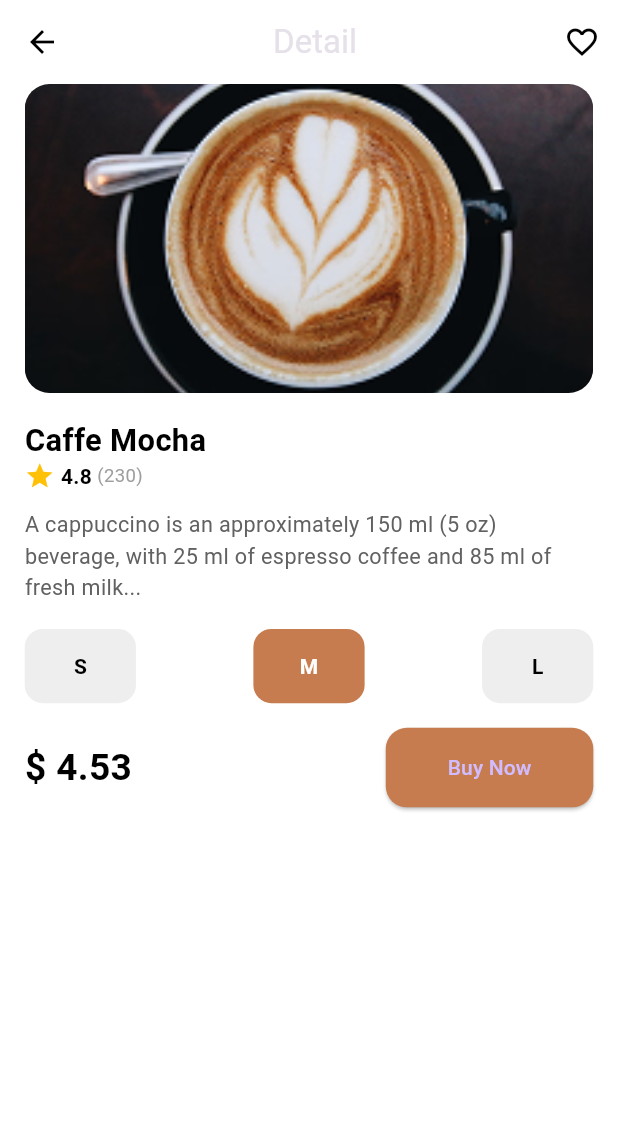
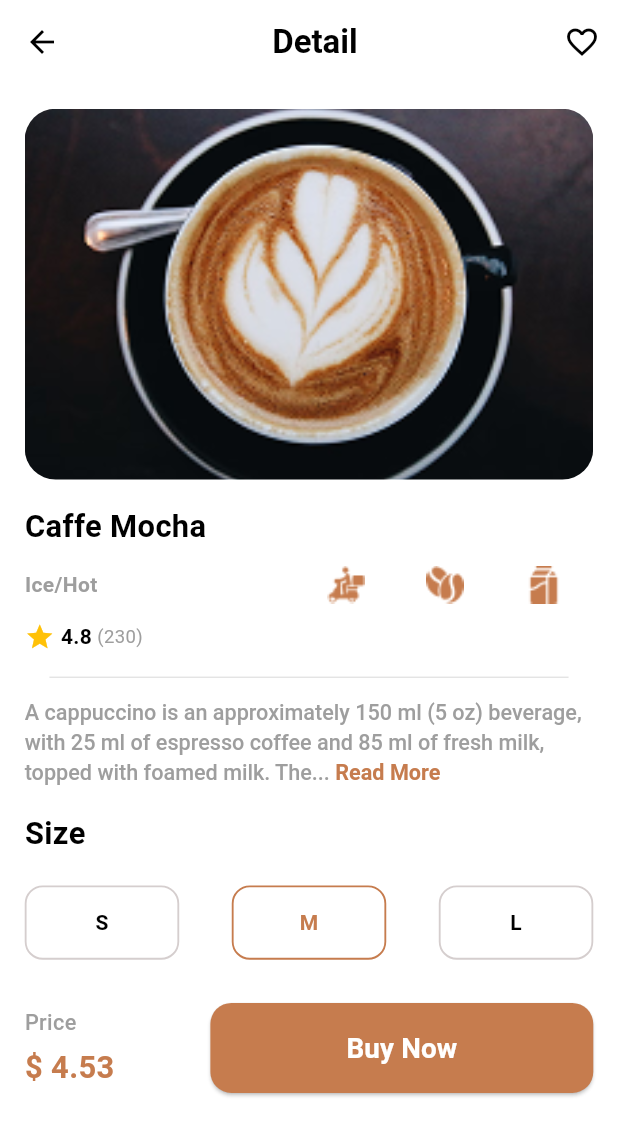
Before and after one commit to Elrmady09/caffeza, a Flutter app: the DetailPage screen opened by its route, on a phone screen of 412 x 824 dp. Shown: the top 1136 px of the screen. Run offline on Flutter 3.47's test engine with Material 3 defaults, Android fonts, the phone set to English and light mode, and no system bars.

Commit message:
Edit Detail Page

```diff
--- a/lib/core/constants/app_icons.dart
+++ b/lib/core/constants/app_icons.dart
@@ -1,4 +1,7 @@
 class AppIcons {
   static const String filet = 'assets/images/icons/filet.png';
+  static const String fastDelivery = 'assets/images/icons/Fast Delivery.png';
+  static const String qualityBean = 'assets/images/icons/Quality Bean.png';
+  static const String extraMilk = 'assets/images/icons/Extra Milk.png';
 
 }
--- a/lib/features/product_detail/presentation/product_detail_page.dart
+++ b/lib/features/product_detail/presentation/product_detail_page.dart
@@ -7,6 +7,7 @@ import '../widgets/detail_image.dart';
 import '../widgets/detail_price_button.dart';
 import '../widgets/detail_size_selector.dart';
 import '../widgets/detail_title_section.dart';
+import '../widgets/divider_container.dart';
 
 class DetailPage extends StatelessWidget {
   const DetailPage({super.key});
@@ -22,7 +23,14 @@ class DetailPage extends StatelessWidget {
           backgroundColor: Colors.transparent,
           elevation: 0,
           leading: const BackButton(color: Colors.black),
-          title: Center(child: GeneralText(text: 'Detail')),
+          title: Center(
+              child: GeneralText(
+                text: 'Detail',
+                fontWeight: FontWeight.w700,
+                color: Colors.black,
+
+              ),
+          ),
           actions: [
             IconButton(
               icon: const Icon(Icons.favorite_border, color: Colors.black),
@@ -31,18 +39,20 @@ class DetailPage extends StatelessWidget {
           ],
         ),
         body: SingleChildScrollView(
-          padding: EdgeInsets.symmetric(horizontal: size.width * 0.04),
+          padding: EdgeInsets.symmetric(horizontal: size.width * 0.04,vertical: size.height * 0.02),
           child: Column(
             crossAxisAlignment: CrossAxisAlignment.start,
-            children: const [
+            children:  [
               DetailImage(),
               HeightSpace(space: 0.02),
               DetailTitleSection(),
+              HeightSpace(space: 0.02),
+              Divider_Container(),
               HeightSpace(space: 0.015),
               DetailDescription(),
               HeightSpace(space: 0.02),
               DetailSizeSelector(),
-              HeightSpace(space: 0.02),
+              HeightSpace(space: 0.035),
               DetailPriceButton(),
             ],
           ),
--- a/lib/features/product_detail/widgets/detail_description.dart
+++ b/lib/features/product_detail/widgets/detail_description.dart
@@ -1,18 +1,54 @@
+import 'package:caffeza/core/constants/app_colors.dart';
+import 'package:flutter/gestures.dart';
 import 'package:flutter/material.dart';
 import '../../../core/widgets/General Text.dart';
 
-class DetailDescription extends StatelessWidget {
+class DetailDescription extends StatefulWidget {
   const DetailDescription({super.key});
 
   @override
+  State<DetailDescription> createState() => _DetailDescriptionState();
+}
+
+class _DetailDescriptionState extends State<DetailDescription> {
+
+
+  bool _isExpanded = false;
+
+  final String fullText =
+      "A cappuccino is an approximately 150 ml (5 oz) beverage, with 25 ml of espresso coffee and 85 ml of fresh milk, topped with foamed milk. The texture and taste depend on the skill of the barista. The milk is steamed to create a thick foam, and the espresso adds a rich coffee flavor...";
+  @override
   Widget build(BuildContext context) {
     Size size = MediaQuery.of(context).size;
+    final textStyle = TextStyle(
+      fontSize: size.width * 0.035,
+      color: Colors.grey[500],
+      fontWeight: FontWeight.w500,
+      height: 1.4,
+    );
 
-    return GeneralText(
-      text:
-      "A cappuccino is an approximately 150 ml (5 oz) beverage, with 25 ml of espresso coffee and 85 ml of fresh milk...",
-      color: Colors.grey[700]!,
-      sizetext: size.width * 0.035,
+    return RichText(
+      text: TextSpan(
+        style: textStyle,
+        children: [
+          TextSpan(
+            text: _isExpanded ? fullText : '${fullText.substring(0, 140)}...',
+          ),
+          TextSpan(
+            text: _isExpanded ? ' Read Less' : ' Read More',
+            style: TextStyle(
+              color: AppColors.primary,
+              fontWeight: FontWeight.bold,
+            ),
+            recognizer: TapGestureRecognizer()
+              ..onTap = () {
+                setState(() {
+                  _isExpanded = !_isExpanded;
+                });
+              },
+          ),
+        ],
+      ),
     );
   }
 }
--- /dev/null
+++ b/lib/features/product_detail/widgets/detail_feature_icon.dart
@@ -0,0 +1,26 @@
+import 'package:flutter/material.dart';
+
+class DetailFeatureIcon extends StatelessWidget {
+  final String iconPath;
+
+  const DetailFeatureIcon({super.key, required this.iconPath});
+
+  @override
+  Widget build(BuildContext context) {
+    Size size = MediaQuery.of(context).size;
+
+    return Container(
+      margin: EdgeInsets.symmetric(horizontal: size.width * 0.02),
+      width: size.width * 0.12,
+      height: size.height * 0.06,
+      decoration: BoxDecoration(
+
+        borderRadius: BorderRadius.circular(size.width * 0.03),
+        image: DecorationImage(
+          scale: 0.8,
+          image: AssetImage(iconPath),
+        ),
+      ),
+    );
+  }
+}
--- a/lib/features/product_detail/widgets/detail_image.dart
+++ b/lib/features/product_detail/widgets/detail_image.dart
@@ -1,3 +1,4 @@
+import 'package:caffeza/core/constants/app_images.dart';
 import 'package:flutter/material.dart';
 
 class DetailImage extends StatelessWidget {
@@ -7,13 +8,16 @@ class DetailImage extends StatelessWidget {
   Widget build(BuildContext context) {
     Size size = MediaQuery.of(context).size;
 
-    return ClipRRect(
-      borderRadius: BorderRadius.circular(size.width * 0.04),
-      child: Image.asset(
-        "assets/images/home/Image card 1.png",
-        width: double.infinity,
-        height: size.height * 0.25,
-        fit: BoxFit.cover,
+    return Container(
+      width: size.width,
+      height: size.height * 0.3,
+      margin: EdgeInsets.symmetric(horizontal: size.width * 0.00),
+      decoration: BoxDecoration(
+        borderRadius: BorderRadius.circular(size.width * 0.05),
+        image: DecorationImage(
+            image: AssetImage(AppImages.Imagecard_1),
+          fit: BoxFit.cover,
+        ),
       ),
     );
   }
--- a/lib/features/product_detail/widgets/detail_price_button.dart
+++ b/lib/features/product_detail/widgets/detail_price_button.dart
@@ -12,11 +12,23 @@ class DetailPriceButton extends StatelessWidget {
     return Row(
       mainAxisAlignment: MainAxisAlignment.spaceBetween,
       children: [
-        GeneralText(
-          text: "\$ 4.53",
-          fontWeight: FontWeight.bold,
-          sizetext: size.width * 0.06,
-          color: AppColors.black,
+        Column(
+          crossAxisAlignment: CrossAxisAlignment.start,
+          children: [
+            GeneralText(
+              text: "Price",
+              fontWeight: FontWeight.w500,
+              sizetext: size.width * 0.035,
+              color: Colors.grey,
+            ),
+            GeneralText(
+              padding: EdgeInsets.only(top: size.height * 0.005),
+              text: "\$ 4.53",
+              fontWeight: FontWeight.bold,
+              sizetext: size.width * 0.05,
+              color: AppColors.primary,
+            ),
+          ],
         ),
         ElevatedButton(
           style: ElevatedButton.styleFrom(
@@ -26,11 +38,16 @@ class DetailPriceButton extends StatelessWidget {
             ),
             padding: EdgeInsets.symmetric(
               vertical: size.height * 0.02,
-              horizontal: size.width * 0.1,
+              horizontal: size.width * 0.22,
             ),
           ),
           onPressed: () {},
-          child: const Text("Buy Now"),
+          child: GeneralText(
+            text:  "Buy Now",
+            color: Colors.white,
+            fontWeight: FontWeight.w700,
+            sizetext: size.width * 0.045,
+          ),
         ),
       ],
     );
--- a/lib/features/product_detail/widgets/detail_size_selector.dart
+++ b/lib/features/product_detail/widgets/detail_size_selector.dart
@@ -1,3 +1,4 @@
+import 'package:caffeza/core/widgets/General%20Text.dart';
 import 'package:flutter/material.dart';
 import '../../../core/constants/app_colors.dart';
 
@@ -16,7 +17,17 @@ class _DetailSizeSelectorState extends State<DetailSizeSelector> {
     List<String> sizes = ['S', 'M', 'L'];
     Size size = MediaQuery.of(context).size;
 
-    return Row(
+    return Column(
+      crossAxisAlignment: CrossAxisAlignment.start,
+      children: [
+        GeneralText(
+          padding: EdgeInsets.only(bottom: size.height * 0.025),
+          text: 'Size',
+          sizetext: size.width * 0.05,
+          color: Colors.black,
+          fontWeight: FontWeight.w700,
+        ),
+        Row(
           mainAxisAlignment: MainAxisAlignment.spaceBetween,
           children: List.generate(sizes.length, (index) {
             bool isSelected = index == selected;
@@ -24,23 +35,27 @@ class _DetailSizeSelectorState extends State<DetailSizeSelector> {
             return GestureDetector(
               onTap: () => setState(() => selected = index),
               child: Container(
-            width: size.width * 0.18,
+                width: size.width * 0.25,
                 height: size.height * 0.06,
                 alignment: Alignment.center,
                 decoration: BoxDecoration(
-              color: isSelected ? AppColors.primary : Colors.grey[200],
+                  color: Colors.white,
                   borderRadius: BorderRadius.circular(12),
+                  border: Border.all(color: isSelected ? AppColors.primary : Color(
+                      0xffd5cece),width: size.width * 0.003)
                 ),
                 child: Text(
                   sizes[index],
                   style: TextStyle(
-                color: isSelected ? Colors.white : Colors.black,
+                    color: isSelected ? AppColors.primary : Colors.black,
                     fontWeight: FontWeight.bold,
                   ),
                 ),
               ),
             );
           }),
+        ),
+      ],
     );
   }
 }
--- a/lib/features/product_detail/widgets/detail_title_section.dart
+++ b/lib/features/product_detail/widgets/detail_title_section.dart
@@ -1,6 +1,8 @@
+import 'package:caffeza/core/constants/app_icons.dart';
 import 'package:flutter/material.dart';
 import '../../../core/constants/app_colors.dart';
 import '../../../core/widgets/General Text.dart';
+import 'detail_feature_icon.dart';
 
 class DetailTitleSection extends StatelessWidget {
   const DetailTitleSection({super.key});
@@ -17,6 +19,20 @@ class DetailTitleSection extends StatelessWidget {
           fontWeight: FontWeight.bold,
           color: AppColors.black,
           sizetext: size.width * 0.05,
+        ),
+        Row(
+          children: [
+            GeneralText(
+              text: 'Ice/Hot',
+              color: Colors.grey,
+              fontWeight: FontWeight.w700,
+            ),
+            Spacer(),
+            const DetailFeatureIcon(iconPath: AppIcons.fastDelivery),
+            const DetailFeatureIcon(iconPath: AppIcons.qualityBean),
+            const DetailFeatureIcon(iconPath: AppIcons.extraMilk),
+
+          ],
         ),
         Row(
           children: [
--- /dev/null
+++ b/lib/features/product_detail/widgets/divider_container.dart
@@ -0,0 +1,16 @@
+import 'package:flutter/material.dart';
+
+class Divider_Container extends StatelessWidget {
+  const Divider_Container({Key? key}) : super(key: key);
+
+  @override
+  Widget build(BuildContext context) {
+    Size size = MediaQuery.of(context).size;
+    return Container(
+      margin: EdgeInsets.symmetric(horizontal: size.width * 0.04),
+      width: size.width,
+      height: size.height * 0.001,
+      color: Colors.grey[300],
+    );
+  }
+}
```
Also changed, not shown: assets/images/icons/Extra Milk.png (added), assets/images/icons/Fast Delivery.png (added), assets/images/icons/Quality Bean.png (added). Lines whose indentation alone changed are shown as unchanged.
